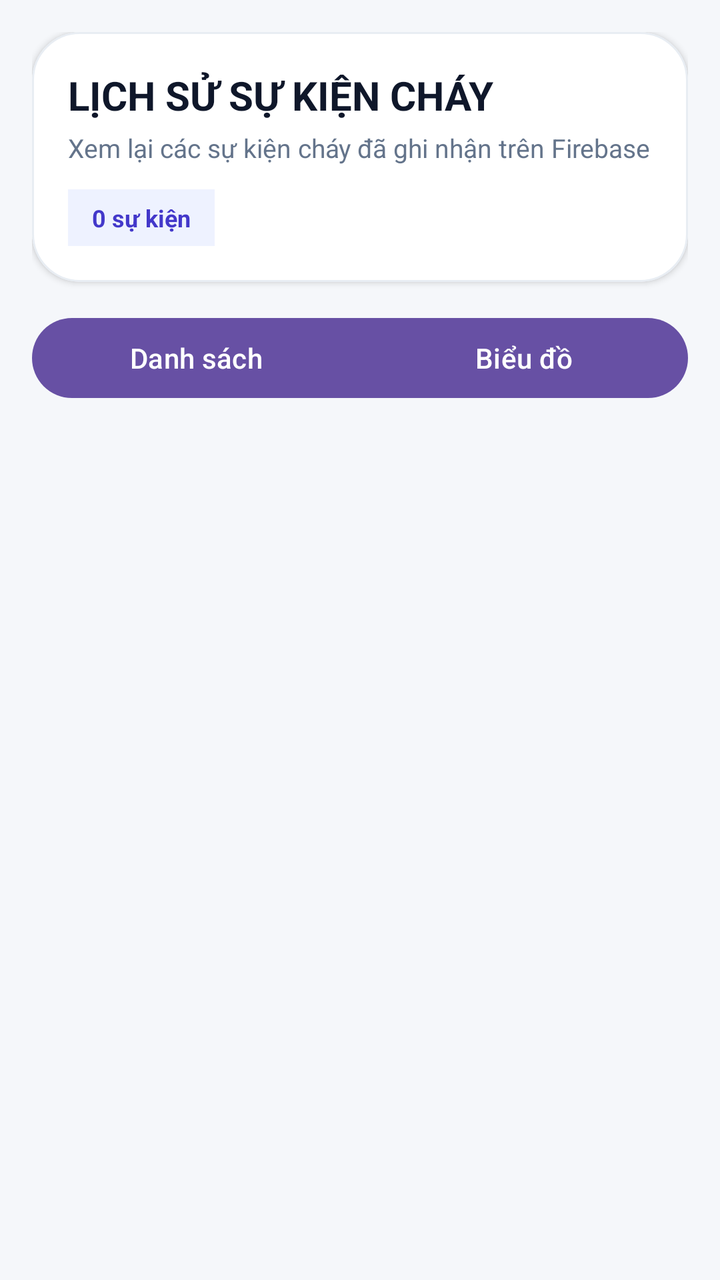
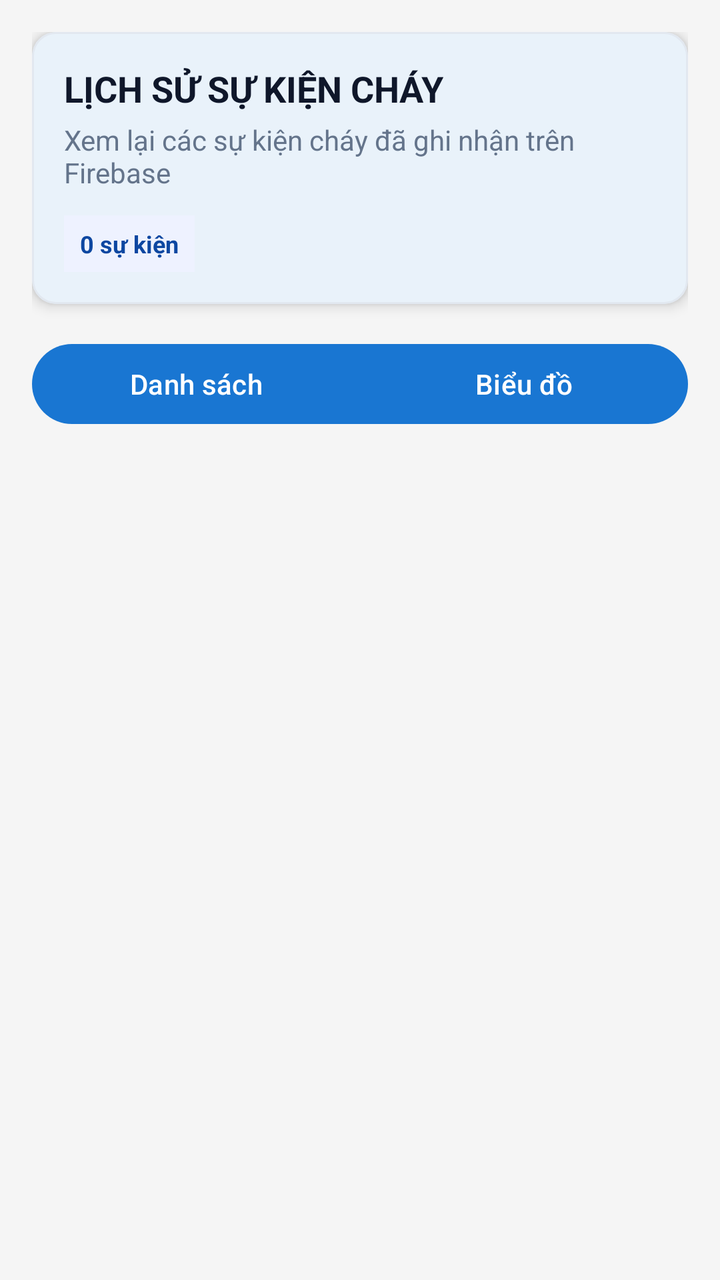

Before-and-after screenshots of an Android layout around one commit, followed by the original layout XML and the change that was made.
<!-- AndroidManifest.xml: application theme Theme.SmartFireMonitoring -->
<!-- res/layout/fragment_history.xml -->
<?xml version="1.0" encoding="utf-8"?>
<LinearLayout xmlns:android="http://schemas.android.com/apk/res/android"
    xmlns:app="http://schemas.android.com/apk/res-auto"
    xmlns:tools="http://schemas.android.com/tools"
    android:layout_width="match_parent"
    android:layout_height="match_parent"
    android:background="#F5F7FA"
    android:orientation="vertical"
    android:padding="16dp"
    tools:context=".HistoryFragment">

    <com.google.android.material.card.MaterialCardView
        android:layout_width="match_parent"
        android:layout_height="wrap_content"
        app:cardBackgroundColor="#FFFFFF"
        app:cardCornerRadius="24dp"
        app:cardElevation="2dp"
        app:strokeColor="#E8EDF3"
        app:strokeWidth="1dp">

        <LinearLayout
            android:layout_width="match_parent"
            android:layout_height="wrap_content"
            android:orientation="vertical"
            android:padding="18dp">

            <TextView
                android:layout_width="wrap_content"
                android:layout_height="wrap_content"
                android:text="LỊCH SỬ SỰ KIỆN CHÁY"
                android:textColor="#0F172A"
                android:textSize="20sp"
                android:textStyle="bold" />

            <TextView
                android:layout_width="wrap_content"
                android:layout_height="wrap_content"
                android:layout_marginTop="4dp"
                android:text="Xem lại các sự kiện cháy đã ghi nhận trên Firebase"
                android:textColor="#64748B"
                android:textSize="13sp" />

            <TextView
                android:id="@+id/tvHistoryCount"
                android:layout_width="wrap_content"
                android:layout_height="wrap_content"
                android:layout_marginTop="12dp"
                android:background="#EEF2FF"
                android:paddingHorizontal="12dp"
                android:paddingVertical="6dp"
                android:text="0 sự kiện"
                android:textColor="#4338CA"
                android:textSize="12sp"
                android:textStyle="bold" />
        </LinearLayout>
    </com.google.android.material.card.MaterialCardView>

    <com.google.android.material.button.MaterialButtonToggleGroup
        android:id="@+id/toggleHistoryView"
        android:layout_width="match_parent"
        android:layout_height="wrap_content"
        android:layout_marginTop="14dp"
        android:layout_marginBottom="14dp"
        app:checkedButton="@id/btnHistoryList"
        app:selectionRequired="true"
        app:singleSelection="true">

        <com.google.android.material.button.MaterialButton
            android:id="@+id/btnHistoryList"
            android:layout_width="0dp"
            android:layout_height="wrap_content"
            android:layout_weight="1"
            android:text="Danh sách"
            android:textAllCaps="false" />

        <com.google.android.material.button.MaterialButton
            android:id="@+id/btnHistoryChart"
            android:layout_width="0dp"
            android:layout_height="wrap_content"
            android:layout_weight="1"
            android:text="Biểu đồ"
            android:textAllCaps="false" />
    </com.google.android.material.button.MaterialButtonToggleGroup>

    <FrameLayout
        android:layout_width="match_parent"
        android:layout_height="0dp"
        android:layout_weight="1">

        <androidx.recyclerview.widget.RecyclerView
            android:id="@+id/recyclerHistory"
            android:layout_width="match_parent"
            android:layout_height="match_parent"
            android:clipToPadding="false"
            android:paddingBottom="8dp"
            tools:listitem="@layout/item_fire_event" />

        <com.github.mikephil.charting.charts.LineChart
            android:id="@+id/chartHistory"
            android:layout_width="match_parent"
            android:layout_height="match_parent"
            android:visibility="gone" />

        <TextView
            android:id="@+id/tvHistoryEmpty"
            android:layout_width="match_parent"
            android:layout_height="match_parent"
            android:gravity="center"
            android:text="Chưa có sự kiện cháy nào"
            android:textColor="#94A3B8"
            android:textSize="14sp"
            android:visibility="gone" />
    </FrameLayout>

</LinearLayout>
<!-- res/layout/item_fire_event.xml (included above) -->
<?xml version="1.0" encoding="utf-8"?>
<com.google.android.material.card.MaterialCardView xmlns:android="http://schemas.android.com/apk/res/android"
    xmlns:app="http://schemas.android.com/apk/res-auto"
    android:id="@+id/cardEventRoot"
    android:layout_width="match_parent"
    android:layout_height="wrap_content"
    android:layout_marginBottom="12dp"
    app:cardBackgroundColor="#FFFFFF"
    app:cardCornerRadius="20dp"
    app:cardElevation="2dp"
    app:strokeColor="#E8EDF3"
    app:strokeWidth="1dp">

    <LinearLayout
        android:layout_width="match_parent"
        android:layout_height="wrap_content"
        android:orientation="vertical"
        android:padding="16dp">

        <LinearLayout
            android:layout_width="match_parent"
            android:layout_height="wrap_content"
            android:gravity="center_vertical"
            android:orientation="horizontal">

            <TextView
                android:id="@+id/tvEventTime"
                android:layout_width="0dp"
                android:layout_height="wrap_content"
                android:layout_weight="1"
                android:text="🔥 16/05 14:32"
                android:textColor="#0F172A"
                android:textSize="15sp"
                android:textStyle="bold" />

            <TextView
                android:id="@+id/tvEventLevel"
                android:layout_width="wrap_content"
                android:layout_height="wrap_content"
                android:background="#DCFCE7"
                android:paddingHorizontal="10dp"
                android:paddingVertical="4dp"
                android:text="DANGER"
                android:textColor="#166534"
                android:textSize="11sp"
                android:textStyle="bold" />
        </LinearLayout>

        <TextView
            android:id="@+id/tvEventTemperature"
            android:layout_width="wrap_content"
            android:layout_height="wrap_content"
            android:layout_marginTop="12dp"
            android:text="Nhiệt: 55.2°C | MQ2: 1823"
            android:textColor="#334155"
            android:textSize="14sp" />

        <TextView
            android:id="@+id/tvEventDirection"
            android:layout_width="wrap_content"
            android:layout_height="wrap_content"
            android:layout_marginTop="6dp"
            android:text="Hướng: center"
            android:textColor="#334155"
            android:textSize="14sp" />

        <TextView
            android:id="@+id/tvEventPattern"
            android:layout_width="wrap_content"
            android:layout_height="wrap_content"
            android:layout_marginTop="6dp"
            android:text="Pattern: 00100"
            android:textColor="#334155"
            android:textSize="14sp" />

        <LinearLayout
            android:layout_width="match_parent"
            android:layout_height="wrap_content"
            android:layout_marginTop="12dp"
            android:orientation="horizontal">

            <TextView
                android:id="@+id/tvEventAction"
                android:layout_width="wrap_content"
                android:layout_height="wrap_content"
                android:background="#DBEAFE"
                android:paddingHorizontal="10dp"
                android:paddingVertical="6dp"
                android:text="Xử lý: auto"
                android:textColor="#1D4ED8"
                android:textSize="12sp"
                android:textStyle="bold" />

            <TextView
                android:id="@+id/tvEventDuration"
                android:layout_width="wrap_content"
                android:layout_height="wrap_content"
                android:layout_marginStart="10dp"
                android:background="#F8FAFC"
                android:paddingHorizontal="10dp"
                android:paddingVertical="6dp"
                android:text="Thời gian: 2m"
                android:textColor="#475569"
                android:textSize="12sp"
                android:textStyle="bold" />
        </LinearLayout>
    </LinearLayout>

</com.google.android.material.card.MaterialCardView>
<!-- resources referenced by this layout -->
<resources>
  <style name="Theme.SmartFireMonitoring" parent="Base.Theme.SmartFireMonitoring" />
  <style name="Base.Theme.SmartFireMonitoring" parent="Theme.Material3.DayNight.NoActionBar">
          
          
      </style>
</resources>

<!-- the commit's change to res/layout/fragment_history.xml (unified diff, before → after) -->
@@ -4,7 +4,7 @@
     xmlns:tools="http://schemas.android.com/tools"
     android:layout_width="match_parent"
     android:layout_height="match_parent"
-    android:background="#F5F7FA"
+    android:background="@color/background"
     android:orientation="vertical"
     android:padding="16dp"
     tools:context=".HistoryFragment">
@@ -12,24 +12,24 @@
     <com.google.android.material.card.MaterialCardView
         android:layout_width="match_parent"
         android:layout_height="wrap_content"
-        app:cardBackgroundColor="#FFFFFF"
-        app:cardCornerRadius="24dp"
-        app:cardElevation="2dp"
-        app:strokeColor="#E8EDF3"
+        app:cardBackgroundColor="@color/surface"
+        app:cardCornerRadius="@dimen/card_corner_radius"
+        app:cardElevation="@dimen/card_elevation"
+        app:strokeColor="@color/border"
         app:strokeWidth="1dp">
 
         <LinearLayout
             android:layout_width="match_parent"
             android:layout_height="wrap_content"
             android:orientation="vertical"
-            android:padding="18dp">
+            android:padding="@dimen/card_padding">
 
             <TextView
                 android:layout_width="wrap_content"
                 android:layout_height="wrap_content"
                 android:text="LỊCH SỬ SỰ KIỆN CHÁY"
-                android:textColor="#0F172A"
-                android:textSize="20sp"
+                android:textColor="@color/text_primary"
+                android:textSize="@dimen/title_text_size"
                 android:textStyle="bold" />
 
             <TextView
@@ -37,20 +37,20 @@
                 android:layout_height="wrap_content"
                 android:layout_marginTop="4dp"
                 android:text="Xem lại các sự kiện cháy đã ghi nhận trên Firebase"
-                android:textColor="#64748B"
-                android:textSize="13sp" />
+                android:textColor="@color/text_secondary"
+                android:textSize="@dimen/body_text_size" />
 
             <TextView
                 android:id="@+id/tvHistoryCount"
                 android:layout_width="wrap_content"
                 android:layout_height="wrap_content"
                 android:layout_marginTop="12dp"
-                android:background="#EEF2FF"
-                android:paddingHorizontal="12dp"
+                android:background="@color/chip_neutral_bg"
+                android:paddingHorizontal="@dimen/content_padding"
                 android:paddingVertical="6dp"
                 android:text="0 sự kiện"
-                android:textColor="#4338CA"
-                android:textSize="12sp"
+                android:textColor="@color/primary_dark"
+                android:textSize="@dimen/caption_text_size"
                 android:textStyle="bold" />
         </LinearLayout>
     </com.google.android.material.card.MaterialCardView>
@@ -59,8 +59,8 @@
         android:id="@+id/toggleHistoryView"
         android:layout_width="match_parent"
         android:layout_height="wrap_content"
-        android:layout_marginTop="14dp"
-        android:layout_marginBottom="14dp"
+        android:layout_marginTop="16dp"
+        android:layout_marginBottom="16dp"
         app:checkedButton="@id/btnHistoryList"
         app:selectionRequired="true"
         app:singleSelection="true">
@@ -121,17 +121,17 @@
     android:layout_width="match_parent"
     android:layout_height="wrap_content"
     android:layout_marginBottom="12dp"
-    app:cardBackgroundColor="#FFFFFF"
-    app:cardCornerRadius="20dp"
-    app:cardElevation="2dp"
-    app:strokeColor="#E8EDF3"
+    app:cardBackgroundColor="@color/surface"
+    app:cardCornerRadius="@dimen/card_corner_radius"
+    app:cardElevation="@dimen/card_elevation"
+    app:strokeColor="@color/border"
     app:strokeWidth="1dp">
 
     <LinearLayout
         android:layout_width="match_parent"
         android:layout_height="wrap_content"
         android:orientation="vertical"
-        android:padding="16dp">
+        android:padding="@dimen/card_padding">
 
         <LinearLayout
             android:layout_width="match_parent"
@@ -145,20 +145,20 @@
                 android:layout_height="wrap_content"
                 android:layout_weight="1"
                 android:text="🔥 16/05 14:32"
-                android:textColor="#0F172A"
-                android:textSize="15sp"
+                android:textColor="@color/text_primary"
+                android:textSize="@dimen/body_text_size"
                 android:textStyle="bold" />
 
             <TextView
                 android:id="@+id/tvEventLevel"
                 android:layout_width="wrap_content"
                 android:layout_height="wrap_content"
-                android:background="#DCFCE7"
-                android:paddingHorizontal="10dp"
+                android:background="@color/chip_safe_bg"
+                android:paddingHorizontal="@dimen/content_padding"
                 android:paddingVertical="4dp"
                 android:text="DANGER"
-                android:textColor="#166534"
-                android:textSize="11sp"
+                android:textColor="@color/safe_green"
+                android:textSize="@dimen/caption_text_size"
                 android:textStyle="bold" />
         </LinearLayout>
 
@@ -166,45 +166,45 @@
             android:id="@+id/tvEventTemperature"
             android:layout_width="wrap_content"
             android:layout_height="wrap_content"
-            android:layout_marginTop="12dp"
+            android:layout_marginTop="8dp"
             android:text="Nhiệt: 55.2°C | MQ2: 1823"
-            android:textColor="#334155"
-            android:textSize="14sp" />
+            android:textColor="@color/text_primary"
+            android:textSize="@dimen/body_text_size" />
 
         <TextView
             android:id="@+id/tvEventDirection"
             android:layout_width="wrap_content"
             android:layout_height="wrap_content"
-            android:layout_marginTop="6dp"
+            android:layout_marginTop="4dp"
             android:text="Hướng: center"
-            android:textColor="#334155"
-            android:textSize="14sp" />
+            android:textColor="@color/text_primary"
+            android:textSize="@dimen/body_text_size" />
 
         <TextView
             android:id="@+id/tvEventPattern"
             android:layout_width="wrap_content"
             android:layout_height="wrap_content"
-            android:layout_marginTop="6dp"
+            android:layout_marginTop="4dp"
             android:text="Pattern: 00100"
-            android:textColor="#334155"
-            android:textSize="14sp" />
+            android:textColor="@color/text_primary"
+            android:textSize="@dimen/body_text_size" />
 
         <LinearLayout
             android:layout_width="match_parent"
             android:layout_height="wrap_content"
-            android:layout_marginTop="12dp"
+            android:layout_marginTop="8dp"
             android:orientation="horizontal">
 
             <TextView
                 android:id="@+id/tvEventAction"
                 android:layout_width="wrap_content"
                 android:layout_height="wrap_content"
-                android:background="#DBEAFE"
-                android:paddingHorizontal="10dp"
+                android:background="@color/chip_info_bg"
+                android:paddingHorizontal="@dimen/content_padding"
                 android:paddingVertical="6dp"
                 android:text="Xử lý: auto"
-                android:textColor="#1D4ED8"
-                android:textSize="12sp"
+                android:textColor="@color/primary"
+                android:textSize="@dimen/caption_text_size"
                 android:textStyle="bold" />
 
             <TextView
@@ -212,12 +212,12 @@
                 android:layout_width="wrap_content"
                 android:layout_height="wrap_content"
                 android:layout_marginStart="10dp"
-                android:background="#F8FAFC"
-                android:paddingHorizontal="10dp"
+                android:background="@color/surface_variant"
+                android:paddingHorizontal="@dimen/content_padding"
                 android:paddingVertical="6dp"
                 android:text="Thời gian: 2m"
-                android:textColor="#475569"
-                android:textSize="12sp"
+                android:textColor="@color/text_secondary"
+                android:textSize="@dimen/caption_text_size"
                 android:textStyle="bold" />
         </LinearLayout>
     </LinearLayout>
<!-- resource entries referenced after the edit -->
@@ -1,9 +1,66 @@
 <!-- resources referenced by this layout -->
 <resources>
+  <color name="background">#F5F5F5</color>
+  <color name="border">#E2E8F0</color>
+  <color name="chip_info_bg">#DBEAFE</color>
+  <color name="chip_neutral_bg">#EEF2FF</color>
+  <color name="chip_safe_bg">#DCFCE7</color>
+  <color name="primary">#1976D2</color>
+  <color name="primary_dark">#0D47A1</color>
+  <color name="safe_green">#4CAF50</color>
+  <color name="surface">#FFFFFF</color>
+  <color name="surface_variant">#F8FAFC</color>
+  <color name="text_primary">#0F172A</color>
+  <color name="text_secondary">#64748B</color>
+  <dimen name="body_text_size">14sp</dimen>
+  <dimen name="caption_text_size">12sp</dimen>
+  <dimen name="card_corner_radius">12dp</dimen>
+  <dimen name="card_elevation">4dp</dimen>
+  <dimen name="card_padding">16dp</dimen>
+  <dimen name="content_padding">8dp</dimen>
+  <dimen name="title_text_size">18sp</dimen>
   <style name="Theme.SmartFireMonitoring" parent="Base.Theme.SmartFireMonitoring" />
   <style name="Base.Theme.SmartFireMonitoring" parent="Theme.Material3.DayNight.NoActionBar">
-          
-          
+          <item name="colorPrimary">@color/primary</item>
+          <item name="colorOnPrimary">@color/white</item>
+          <item name="colorPrimaryContainer">@color/chip_info_bg</item>
+          <item name="colorOnPrimaryContainer">@color/primary_dark</item>
+          <item name="colorSecondary">@color/safe_green</item>
+          <item name="colorOnSecondary">@color/white</item>
+          <item name="colorTertiary">@color/warning_yellow</item>
+          <item name="colorError">@color/danger_red</item>
+          <item name="colorSurface">@color/surface</item>
+          <item name="colorOnSurface">@color/text_primary</item>
+          <item name="colorSurfaceVariant">@color/surface_variant</item>
+          <item name="android:colorBackground">@color/background</item>
+          <item name="android:statusBarColor" tools:targetApi="l">@color/primary_dark</item>
+          <item name="android:navigationBarColor" tools:targetApi="l">@color/background</item>
+          <item name="materialCardViewStyle">@style/Widget.SmartFireMonitoring.Card</item>
+          <item name="textAppearanceHeadlineLarge">@style/TextAppearance.SmartFireMonitoring.Title</item>
+          <item name="textAppearanceBodyMedium">@style/TextAppearance.SmartFireMonitoring.Body</item>
+          <item name="textAppearanceLabelSmall">@style/TextAppearance.SmartFireMonitoring.Caption</item>
+      </style>
+  <color name="white">#FFFFFFFF</color>
+  <color name="warning_yellow">#FFC107</color>
+  <color name="danger_red">#F44336</color>
+  <style name="Widget.SmartFireMonitoring.Card" parent="Widget.MaterialComponents.CardView">
+          <item name="cardCornerRadius">@dimen/card_corner_radius</item>
+          <item name="cardElevation">@dimen/card_elevation</item>
+          <item name="strokeWidth">1dp</item>
+          <item name="strokeColor">@color/border</item>
+          <item name="cardBackgroundColor">@color/surface</item>
+      </style>
+  <style name="TextAppearance.SmartFireMonitoring.Title" parent="TextAppearance.Material3.TitleLarge">
+          <item name="android:textSize">@dimen/title_text_size</item>
+          <item name="android:textColor">@color/text_primary</item>
+      </style>
+  <style name="TextAppearance.SmartFireMonitoring.Body" parent="TextAppearance.Material3.BodyMedium">
+          <item name="android:textSize">@dimen/body_text_size</item>
+          <item name="android:textColor">@color/text_primary</item>
+      </style>
+  <style name="TextAppearance.SmartFireMonitoring.Caption" parent="TextAppearance.Material3.LabelSmall">
+          <item name="android:textSize">@dimen/caption_text_size</item>
+          <item name="android:textColor">@color/text_secondary</item>
       </style>
 </resources>
 
